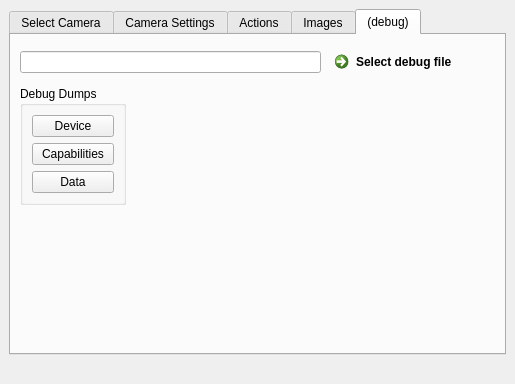
The window that camtool/camtool.ui (steveicarus/camctl) describes before a commit, drawn with Qt 5.
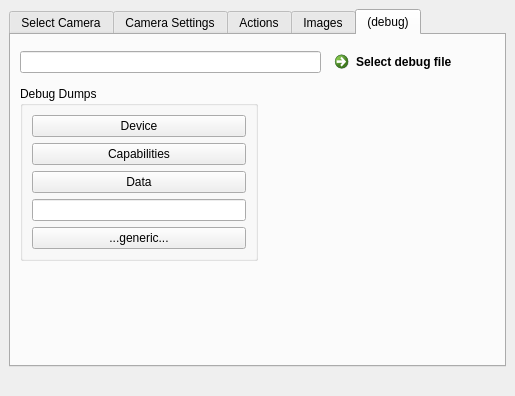
The same window after the commit. The open tabs and pages were chosen to show the change.

Commit message:
Add active camera selection, and connect debug buttons.
With this commit, the camera selection actually records
the selected camera, and the debug buttons are connected
to produce useful output.

Patch:
```diff
--- a/camtool/camtool.ui
+++ b/camtool/camtool.ui
@@ -6,7 +6,7 @@
     <x>0</x>
     <y>0</y>
     <width>515</width>
-    <height>384</height>
+    <height>396</height>
    </rect>
   </property>
   <property name="windowTitle" >
@@ -249,6 +249,16 @@
                </property>
               </widget>
              </item>
+             <item>
+              <widget class="QLineEdit" name="dump_generic_entry" />
+             </item>
+             <item>
+              <widget class="QPushButton" name="dump_generic_button" >
+               <property name="text" >
+                <string>...generic...</string>
+               </property>
+              </widget>
+             </item>
             </layout>
            </widget>
           </item>
```
Left out of the diff: 11 changed lines with no effect on the pictures. The commit also changes 2 other files.
